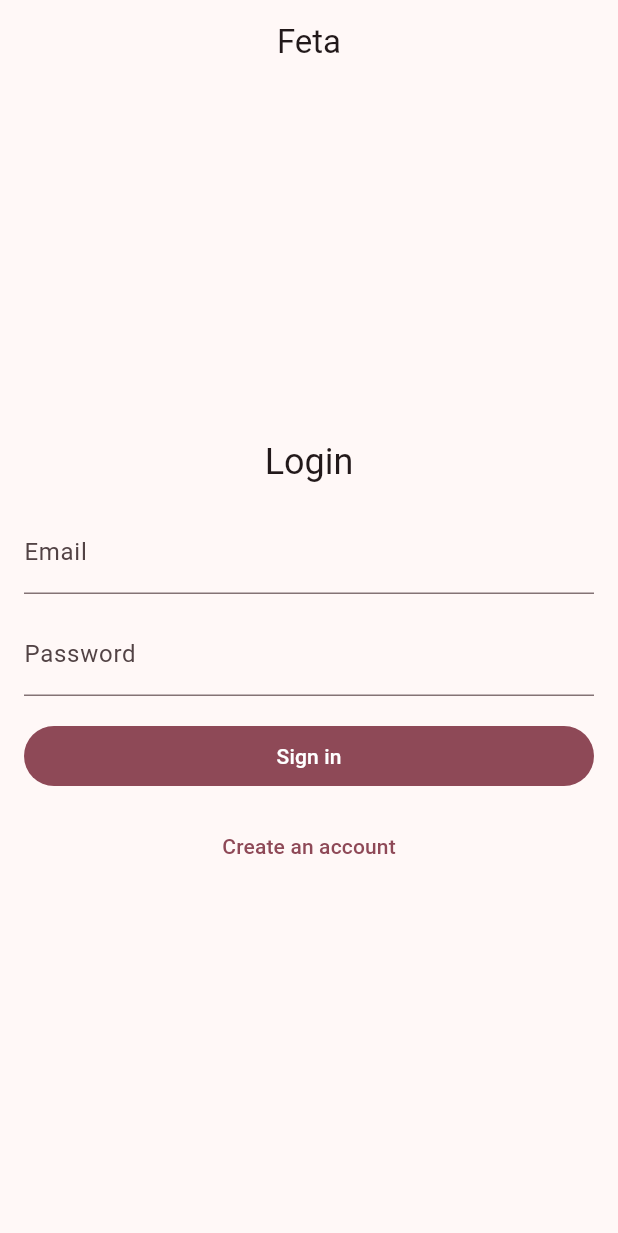
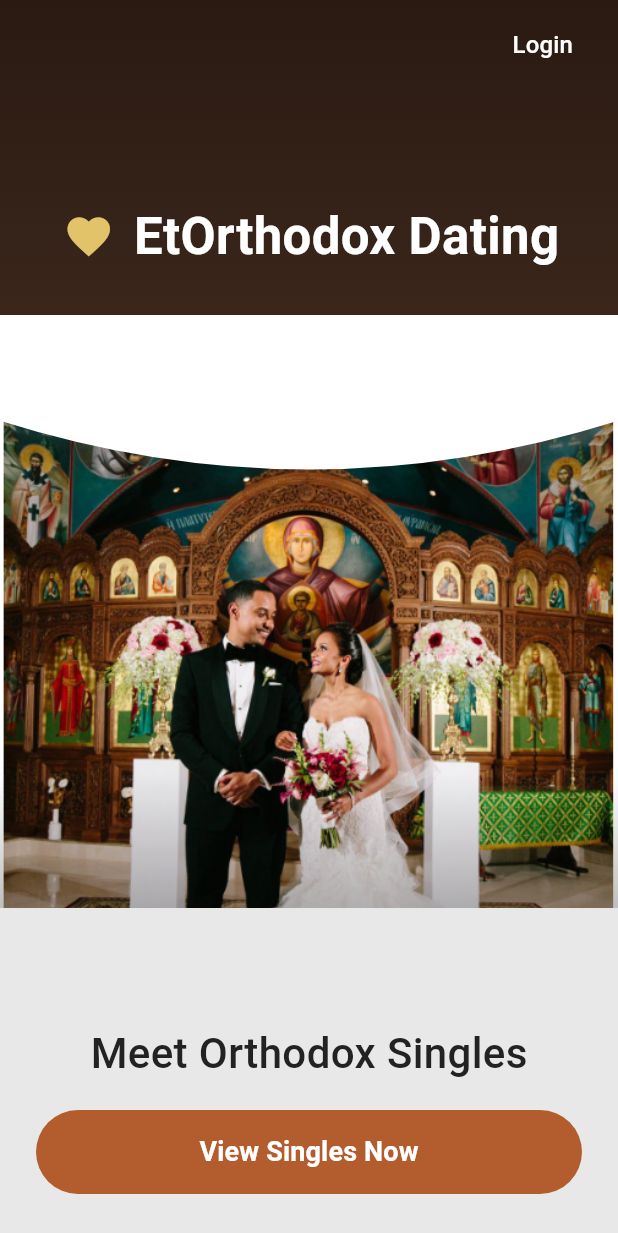
Before and after one commit to hkibret/FetaDatingApp, a Flutter app: the screen it shows after launch, on a phone screen of 412 x 824 dp. Shown: the top 1233 px of the screen. Run offline on Flutter 3.47's test engine with Material 3 defaults, Android fonts, the phone set to English and light mode, and no system bars; our stand-ins replace dio, flutter_riverpod, flutter_secure_storage, go_router, hive_flutter, image_picker and 1 more; accounts and stored records are empty.

Commit message:
made avater update

```diff
--- a/lib/features/auth/login_page.dart
+++ b/lib/features/auth/login_page.dart
@@ -61,7 +61,7 @@ class _LoginPageState extends ConsumerState<LoginPage> {
   @override
   Widget build(BuildContext context) {
     return Scaffold(
-      appBar: AppBar(centerTitle: true, title: const Text('Feta')),
+      appBar: AppBar(centerTitle: true, title: const Text('EtOrthodox Dating')),
       body: Center(
         child: ConstrainedBox(
           constraints: const BoxConstraints(maxWidth: 420),
--- /dev/null
+++ b/lib/features/welcome/welcome_page.dart
@@ -0,0 +1,223 @@
+import 'package:flutter/material.dart';
+
+class WelcomePage extends StatelessWidget {
+  const WelcomePage({super.key, required this.onLogin, required this.onCta});
+
+  final VoidCallback onLogin;
+  final VoidCallback onCta;
+
+  @override
+  Widget build(BuildContext context) {
+    final media = MediaQuery.of(context);
+    final topPad = media.padding.top;
+
+    return Scaffold(
+      backgroundColor: const Color(0xFFE8E8E8),
+      body: Stack(
+        children: [
+          // ===== Background header (dark gradient) =====
+          Positioned.fill(
+            child: Column(
+              children: [
+                Container(
+                  height: 210 + topPad,
+                  padding: EdgeInsets.only(top: topPad),
+                  decoration: const BoxDecoration(
+                    gradient: LinearGradient(
+                      begin: Alignment.topCenter,
+                      end: Alignment.bottomCenter,
+                      colors: [Color(0xFF2A1A12), Color(0xFF3A261B)],
+                    ),
+                  ),
+                  child: _TopBar(onLogin: onLogin),
+                ),
+
+                // ✅ Hero image area (FIXED height so it doesn't get huge)
+                SizedBox(
+                  height: media.size.height * 0.48, // tweak: 0.42 - 0.55
+                  width: double.infinity,
+                  child: Stack(
+                    children: [
+                      Positioned.fill(
+                        child: Image.asset(
+                          'assets/images/welcome_couple.jpg',
+                          fit: BoxFit.cover,
+                          // ✅ Better framing for tall photos (keeps faces higher)
+                          alignment: const Alignment(0, -0.35),
+                        ),
+                      ),
+
+                      // Curved white wave overlay at the top of the hero image
+                      Positioned(
+                        top: -1,
+                        left: 0,
+                        right: 0,
+                        child: ClipPath(
+                          clipper: _TopWaveClipper(),
+                          child: Container(height: 130, color: Colors.white),
+                        ),
+                      ),
+
+                      // Slight dark fade near bottom for readability (optional)
+                      Positioned(
+                        left: 0,
+                        right: 0,
+                        bottom: 0,
+                        child: Container(
+                          height: 90,
+                          decoration: BoxDecoration(
+                            gradient: LinearGradient(
+                              begin: Alignment.bottomCenter,
+                              end: Alignment.topCenter,
+                              colors: [
+                                Colors.black.withOpacity(0.25),
+                                Colors.transparent,
+                              ],
+                            ),
+                          ),
+                        ),
+                      ),
+                    ],
+                  ),
+                ),
+
+                // CTA panel space
+                const SizedBox(height: 200),
+              ],
+            ),
+          ),
+
+          // ===== Bottom CTA panel =====
+          Align(
+            alignment: Alignment.bottomCenter,
+            child: Container(
+              padding: const EdgeInsets.fromLTRB(24, 18, 24, 28),
+              decoration: const BoxDecoration(color: Color(0xFFE8E8E8)),
+              child: SafeArea(
+                top: false,
+                child: Column(
+                  mainAxisSize: MainAxisSize.min,
+                  children: [
+                    const Text(
+                      'Meet Orthodox Singles',
+                      style: TextStyle(
+                        fontSize: 28,
+                        fontWeight: FontWeight.w500,
+                        color: Color(0xFF222222),
+                      ),
+                    ),
+                    const SizedBox(height: 18),
+                    SizedBox(
+                      width: double.infinity,
+                      height: 56,
+                      child: ElevatedButton(
+                        onPressed: onCta,
+                        style: ElevatedButton.styleFrom(
+                          backgroundColor: const Color(0xFFB35C2E),
+                          foregroundColor: Colors.white,
+                          shape: const StadiumBorder(),
+                          elevation: 0,
+                        ),
+                        child: const Text(
+                          'View Singles Now',
+                          style: TextStyle(
+                            fontSize: 18,
+                            fontWeight: FontWeight.w600,
+                          ),
+                        ),
+                      ),
+                    ),
+                  ],
+                ),
+              ),
+            ),
+          ),
+        ],
+      ),
+    );
+  }
+}
+
+class _TopBar extends StatelessWidget {
+  const _TopBar({required this.onLogin});
+  final VoidCallback onLogin;
+
+  @override
+  Widget build(BuildContext context) {
+    return Padding(
+      padding: const EdgeInsets.symmetric(horizontal: 18),
+      child: Column(
+        children: [
+          const SizedBox(height: 6),
+          Row(
+            mainAxisAlignment: MainAxisAlignment.spaceBetween,
+            children: [
+              // Left "Back" placeholder area (like iOS top left)
+              const SizedBox(width: 60),
+              TextButton(
+                onPressed: onLogin,
+                style: TextButton.styleFrom(foregroundColor: Colors.white),
+                child: const Text(
+                  'Login',
+                  style: TextStyle(fontSize: 16, fontWeight: FontWeight.w500),
+                ),
+              ),
+            ],
+          ),
+          const Spacer(),
+          Row(
+            mainAxisAlignment: MainAxisAlignment.center,
+            children: [
+              // Simple heart mark (replace with your SVG/logo)
+              Container(
+                width: 40,
+                height: 40,
+                alignment: Alignment.center,
+                child: Icon(
+                  Icons.favorite,
+                  color: const Color(0xFFE3C36A),
+                  size: 34,
+                ),
+              ),
+              const SizedBox(width: 10),
+              const Text(
+                'EtOrthodox Dating',
+                style: TextStyle(
+                  color: Colors.white,
+                  fontSize: 34,
+                  fontWeight: FontWeight.w600,
+                  letterSpacing: 0.2,
+                ),
+              ),
+            ],
+          ),
+          const SizedBox(height: 28),
+        ],
+      ),
+    );
+  }
+}
+
+/// Creates the curved "white wave" that cuts into the hero image.
+class _TopWaveClipper extends CustomClipper<Path> {
+  @override
+  Path getClip(Size size) {
+    final p = Path();
+    p.lineTo(0, 0);
+    p.lineTo(0, size.height * 0.55);
+
+    p.quadraticBezierTo(
+      size.width * 0.50,
+      size.height * 1.05,
+      size.width,
+      size.height * 0.55,
+    );
+
+    p.lineTo(size.width, 0);
+    p.close();
+    return p;
+  }
+
+  @override
+  bool shouldReclip(covariant CustomClipper<Path> oldClipper) => false;
+}
--- a/lib/router.dart
+++ b/lib/router.dart
@@ -7,38 +7,45 @@ import 'features/auth/auth_controller.dart';
 import 'features/auth/login_page.dart';
 import 'features/auth/register_page.dart';
 
+// ✅ add your welcome page
+import 'features/welcome/welcome_page.dart';
+
 import 'shared/widgets/app_shell.dart';
 
 import 'features/discover/discover_page.dart';
 import 'features/matches/matches_page.dart';
 import 'features/messages/messages_page.dart';
 import 'features/messages/chat_page.dart';
+
 import 'features/profile/profile_page.dart';
 import 'features/profile/profile_detail_page.dart';
+import 'features/profile/ui/edit_profile_page.dart';
 
 final appRouterProvider = Provider<GoRouter>((ref) {
-  // Re-check redirects when auth changes.
   final refresh = ref.watch(goRouterRefreshProvider);
 
   return GoRouter(
-    initialLocation: '/login',
+    // ✅ start at welcome instead of login
+    initialLocation: '/welcome',
     refreshListenable: refresh,
 
     redirect: (context, state) {
       final auth = ref.read(authControllerProvider);
       final loggedIn = auth.isLoggedIn;
 
-      final location = state.uri.toString();
+      final location = state.uri.path; // use path, not toString()
+
+      final goingToWelcome = location == '/welcome';
       final goingToLogin = location == '/login';
       final goingToRegister = location == '/register';
 
-      // Not logged in → force auth pages
-      if (!loggedIn && !(goingToLogin || goingToRegister)) {
-        return '/login';
+      // ✅ Not logged in → allow welcome/auth pages, block everything else
+      if (!loggedIn && !(goingToWelcome || goingToLogin || goingToRegister)) {
+        return '/welcome';
       }
 
-      // Logged in → block auth pages
-      if (loggedIn && (goingToLogin || goingToRegister)) {
+      // ✅ Logged in → block welcome/auth pages
+      if (loggedIn && (goingToWelcome || goingToLogin || goingToRegister)) {
         return '/discover';
       }
 
@@ -46,6 +53,15 @@ final appRouterProvider = Provider<GoRouter>((ref) {
     },
 
     routes: [
+      // ✅ Welcome (logged out landing)
+      GoRoute(
+        path: '/welcome',
+        builder: (context, state) => WelcomePage(
+          onLogin: () => context.go('/login'),
+          onCta: () => context.go('/register'), // or /login if you prefer
+        ),
+      ),
+
       GoRoute(path: '/login', builder: (context, state) => const LoginPage()),
       GoRoute(
         path: '/register',
@@ -79,6 +95,10 @@ final appRouterProvider = Provider<GoRouter>((ref) {
             builder: (context, state) => const ProfilePage(),
           ),
           GoRoute(
+            path: '/profile/edit',
+            builder: (context, state) => const EditProfilePage(),
+          ),
+          GoRoute(
             path: '/profile/:id',
             builder: (context, state) {
               final id = state.pathParameters['id']!;
```
Also changed, not shown: lib/features/profile/data/profile_model.dart (added, +19 -0 lines), lib/features/profile/data/profile_repo.dart (added, +75 -0 lines), lib/features/profile/profile_page.dart (+16 -2 lines), lib/features/profile/providers/profile_providers.dart (added, +14 -0 lines), lib/features/profile/ui/edit_profile_page.dart (added, +188 -0 lines), pubspec.yaml (+7 -0 lines), assets/images/welcome_couple.jpg (added), pubspec.lock, 5 other files.
